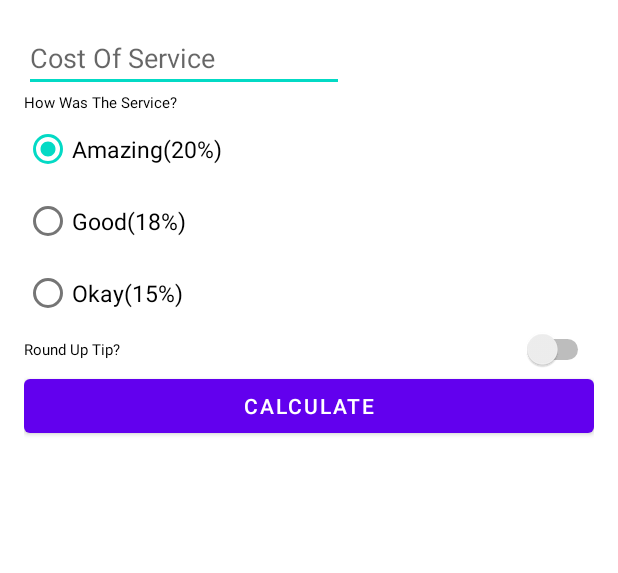
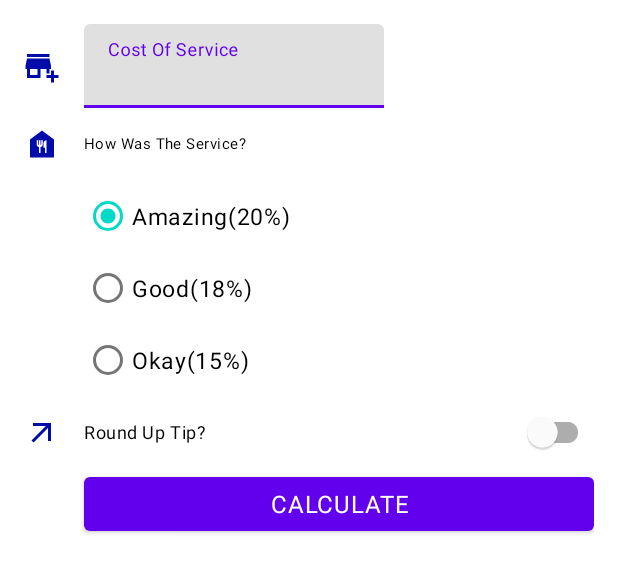
Before and after one commit to Sathish-Kumar-7/100DaysOfCode, an Android app: the layout activity_main.xml on its own in the app's theme, with its tools: preview values and no code run, on a phone screen of 412 x 824 dp. Shown: the top 573 px of the screen. Run offline under Robolectric (Android 15) with nearby library versions, the phone set to English and light mode, and no system bars.

Commit message:
Day 3 -> icons themes styles

```diff
--- a/Android/AndroidBasicsInKotlin/Unit_2/TipCalculator/app/build.gradle
+++ b/Android/AndroidBasicsInKotlin/Unit_2/TipCalculator/app/build.gradle
@@ -12,7 +12,7 @@ android {
         targetSdk 32
         versionCode 1
         versionName "1.0"
-
+        vectorDrawables.useSupportLibrary = true
         testInstrumentationRunner "androidx.test.runner.AndroidJUnitRunner"
     }
 
@@ -43,4 +43,5 @@ dependencies {
     testImplementation 'junit:junit:4.13.2'
     androidTestImplementation 'androidx.test.ext:junit:1.1.3'
     androidTestImplementation 'androidx.test.espresso:espresso-core:3.4.0'
+    implementation 'com.google.android.material:material:1.6.0'
 }
--- a/Android/AndroidBasicsInKotlin/Unit_2/TipCalculator/app/src/main/java/com/example/tipcalculator/MainActivity.kt
+++ b/Android/AndroidBasicsInKotlin/Unit_2/TipCalculator/app/src/main/java/com/example/tipcalculator/MainActivity.kt
@@ -1,9 +1,12 @@
 package com.example.tipcalculator
 
+import android.content.Context
 import android.opengl.Visibility
 import androidx.appcompat.app.AppCompatActivity
 import android.os.Bundle
+import android.view.KeyEvent
 import android.view.View
+import android.view.inputmethod.InputMethodManager
 import com.example.tipcalculator.databinding.ActivityMainBinding
 import java.text.NumberFormat
 import kotlin.math.ceil
@@ -36,10 +39,22 @@ class MainActivity : AppCompatActivity() {
         if (binding.roundUpSwitch.isChecked){
             return roundOfTip(tipAmount)
         }
+        binding.costEditText.setOnKeyListener { view, keyCode, _ -> handleKeyEvent(view, keyCode)
+        }
         return tipAmount
     }
 
     private fun roundOfTip(tipAmount: Double): Double {
         return ceil(tipAmount)
     }
+    private fun handleKeyEvent(view: View, keyCode: Int): Boolean {
+        if (keyCode == KeyEvent.KEYCODE_ENTER) {
+            // Hide the keyboard
+            val inputMethodManager =
+                getSystemService(Context.INPUT_METHOD_SERVICE) as InputMethodManager
+            inputMethodManager.hideSoftInputFromWindow(view.windowToken, 0)
+            return true
+        }
+        return false
+    }
 }
--- /dev/null
+++ b/Android/AndroidBasicsInKotlin/Unit_2/TipCalculator/app/src/main/res/drawable/ic_service.xml
@@ -0,0 +1,5 @@
+<vector android:autoMirrored="true" android:height="24dp"
+    android:tint="#000BAA" android:viewportHeight="24"
+    android:viewportWidth="24" android:width="24dp" xmlns:android="http://schemas.android.com/apk/res/android">
+    <path android:fillColor="@android:color/white" android:pathData="M12,3L4,9v12h16V9L12,3zM12.5,12.5c0,0.83 -0.67,1.5 -1.5,1.5v4h-1v-4c-0.83,0 -1.5,-0.67 -1.5,-1.5v-3h1v3H10v-3h1v3h0.5v-3h1V12.5zM15,18h-1v-3.5h-1v-3c0,-1.1 0.9,-2 2,-2V18z"/>
+</vector>
--- /dev/null
+++ b/Android/AndroidBasicsInKotlin/Unit_2/TipCalculator/app/src/main/res/drawable/ic_store.xml
@@ -0,0 +1,7 @@
+<vector android:autoMirrored="true" android:height="24dp"
+    android:tint="#000BAA" android:viewportHeight="24"
+    android:viewportWidth="24" android:width="24dp" xmlns:android="http://schemas.android.com/apk/res/android">
+    <path android:fillColor="@android:color/white" android:pathData="M15,17h2v-3h1v-2l-1,-5H2l-1,5v2h1v6h9v-6h4V17zM9,18H4v-4h5V18z"/>
+    <path android:fillColor="@android:color/white" android:pathData="M2,4h15v2h-15z"/>
+    <path android:fillColor="@android:color/white" android:pathData="M20,18l0,-3l-2,0l0,3l-3,0l0,2l3,0l0,3l2,0l0,-3l3,0l0,-2z"/>
+</vector>
--- /dev/null
+++ b/Android/AndroidBasicsInKotlin/Unit_2/TipCalculator/app/src/main/res/drawable/ic_switch.xml
@@ -0,0 +1,5 @@
+<vector android:autoMirrored="true" android:height="24dp"
+    android:tint="#000BAA" android:viewportHeight="24"
+    android:viewportWidth="24" android:width="24dp" xmlns:android="http://schemas.android.com/apk/res/android">
+    <path android:fillColor="@android:color/white" android:pathData="M6,6l0,2l8.59,0l-9.59,9.59l1.41,1.41l9.59,-9.59l0,8.59l2,0l0,-12z"/>
+</vector>
--- a/Android/AndroidBasicsInKotlin/Unit_2/TipCalculator/app/src/main/res/layout/activity_main.xml
+++ b/Android/AndroidBasicsInKotlin/Unit_2/TipCalculator/app/src/main/res/layout/activity_main.xml
@@ -1,22 +1,48 @@
 <?xml version="1.0" encoding="utf-8"?>
+<ScrollView android:layout_width="match_parent"
+            android:layout_height="match_parent"
+            xmlns:android="http://schemas.android.com/apk/res/android"
+            xmlns:tools="http://schemas.android.com/tools"
+            xmlns:app="http://schemas.android.com/apk/res-auto" >
 <androidx.constraintlayout.widget.ConstraintLayout
-        xmlns:android="http://schemas.android.com/apk/res/android"
-        xmlns:tools="http://schemas.android.com/tools"
-        xmlns:app="http://schemas.android.com/apk/res-auto"
         android:layout_width="match_parent"
         android:layout_height="match_parent"
         android:padding="@dimen/mainScreenPadding"
         tools:context=".MainActivity">
-    <EditText
-            android:id="@+id/costEditText"
+    <ImageView
+            android:id="@+id/icon_cost_of_service"
             android:layout_width="wrap_content"
             android:layout_height="wrap_content"
-            android:ems="10"
+            android:importantForAccessibility="no"
+            app:srcCompat="@drawable/ic_store"
+            app:layout_constraintStart_toStartOf="parent" app:layout_constraintTop_toTopOf="@+id/costEditTextLayout"
+            app:layout_constraintBottom_toBottomOf="@+id/costEditTextLayout"/>
+    <com.google.android.material.textfield.TextInputLayout
+            android:id="@+id/costEditTextLayout"
+            android:layout_width="200dp"
+            style="@style/Widget.TipTime.TextView"
+            android:layout_height="wrap_content"
+            app:layout_constraintEnd_toEndOf="parent"
+            app:layout_constraintHorizontal_bias="0.0"
             android:hint="@string/cost_of_service"
-            app:layout_constraintEnd_toEndOf="parent"
-            app:layout_constraintStart_toStartOf="parent"
-            app:layout_constraintHorizontal_bias="0.0"
-            app:layout_constraintTop_toTopOf="parent"/>
+            app:layout_constraintTop_toTopOf="parent"
+            app:layout_constraintStart_toEndOf="@+id/icon_cost_of_service" android:layout_marginStart="16dp">
+        <com.google.android.material.textfield.TextInputEditText
+                android:id="@+id/costEditText"
+                android:layout_width="match_parent"
+                android:layout_height="wrap_content"
+                android:inputType="numberDecimal"
+        />
+    </com.google.android.material.textfield.TextInputLayout>
+    <ImageView
+            android:id="@+id/icon_hows_service"
+            android:layout_width="wrap_content"
+            android:layout_height="wrap_content"
+            app:srcCompat="@drawable/ic_service"
+            android:importantForAccessibility="no"
+            app:layout_constraintBottom_toBottomOf="@+id/howsServiceTextView"
+            app:layout_constraintTop_toTopOf="@+id/howsServiceTextView"
+            app:layout_constraintStart_toStartOf="@+id/icon_cost_of_service"/>
     <TextView
             android:id="@+id/howsServiceTextView"
             android:layout_width="wrap_content"
@@ -24,23 +50,26 @@
             android:text="@string/how_was_the_service"
             app:layout_constraintHorizontal_bias="0.0"
             android:textColor="@color/black"
+            style="@style/Widget.TipTime.TextView"
             android:textSize="@dimen/howsServiceTextSize"
-            app:layout_constraintEnd_toEndOf="@+id/costEditText"
-            app:layout_constraintStart_toStartOf="@+id/costEditText"
-            app:layout_constraintTop_toBottomOf="@+id/costEditText"/>
+            android:layout_marginLeft="16dp"
+            app:layout_constraintEnd_toEndOf="@+id/costEditTextLayout"
+            app:layout_constraintTop_toBottomOf="@+id/costEditTextLayout"
+            app:layout_constraintStart_toEndOf="@+id/icon_hows_service"/>
     <RadioGroup
             android:id="@+id/radioGroup"
             android:layout_width="wrap_content"
             android:layout_height="wrap_content"
             app:layout_constraintTop_toBottomOf="@+id/howsServiceTextView"
             app:layout_constraintStart_toStartOf="@+id/howsServiceTextView"
-            app:layout_constraintEnd_toEndOf="@+id/costEditText" app:layout_constraintHorizontal_bias="0.0">
+            app:layout_constraintEnd_toEndOf="@+id/costEditTextLayout" app:layout_constraintHorizontal_bias="0.0">
         <RadioButton
                 android:id="@+id/amazingRadioButton"
                 android:layout_height="wrap_content"
                 android:layout_width="wrap_content"
                 android:text="@string/amazing_20"
                 android:checked="true"
+                style="@style/Widget.TipTime.TextView"
                 android:textSize="@dimen/radioOptionTextSize"
                 android:textColor="@color/black"
         />
@@ -50,33 +79,49 @@
                 android:layout_width="wrap_content"
                 android:text="@string/good_18"
                 android:textSize="@dimen/radioOptionTextSize"
+                style="@style/Widget.TipTime.TextView"
                 android:textColor="@color/black"
         />
         <RadioButton
                 android:id="@+id/okayRadioButton"
                 android:layout_height="wrap_content"
                 android:layout_width="wrap_content"
+                style="@style/Widget.TipTime.TextView"
                 android:text="@string/okay_15"
                 android:textSize="@dimen/radioOptionTextSize"
                 android:textColor="@color/black"
         />
     </RadioGroup>
-    <Switch
+    <ImageView
+            android:id="@+id/icon_switch"
+            android:layout_width="wrap_content"
+            android:layout_height="wrap_content"
+            android:importantForAccessibility="no"
+            app:srcCompat="@drawable/ic_switch"
+            app:layout_constraintBottom_toBottomOf="@+id/roundUpSwitch"
+            app:layout_constraintTop_toTopOf="@+id/roundUpSwitch"
+            app:layout_constraintStart_toStartOf="@+id/icon_cost_of_service"
+    />
+    <com.google.android.material.switchmaterial.SwitchMaterial
             android:id="@+id/roundUpSwitch"
-            android:layout_width="match_parent"
+            android:layout_width="0dp"
+            android:layout_marginLeft="16dp"
             android:layout_height="wrap_content"
             android:text="@string/round_up_tip"
+            style="@style/Widget.TipTime.TextView"
             android:textColor="@color/black"
-            android:textSize="10sp"
-            app:layout_constraintEnd_toEndOf="@+id/radioGroup"
-            app:layout_constraintStart_toStartOf="@+id/radioGroup"
-            app:layout_constraintTop_toBottomOf="@+id/radioGroup"/>
+            android:textSize="12sp"
+            app:layout_constraintEnd_toEndOf="parent"
+            app:layout_constraintTop_toBottomOf="@+id/radioGroup"
+            app:layout_constraintStart_toEndOf="@+id/icon_switch"/>
     <Button
             android:id="@+id/calculateButton"
-            android:layout_width="match_parent"
+            android:layout_width="0dp"
             android:layout_height="wrap_content"
             android:text="@string/calculate"
             android:textAllCaps="true"
+            style="@style/Widget.TipTime.TextView"
+            android:textAlignment="center"
             android:textColor="@color/white"
             app:layout_constraintStart_toStartOf="@+id/roundUpSwitch"
             app:layout_constraintEnd_toEndOf="@+id/roundUpSwitch"
@@ -87,10 +132,12 @@
             android:layout_height="wrap_content"
             android:text="@string/tip_amount"
             android:textColor="@color/black"
+            style="@style/Widget.TipTime.TextView"
             android:textSize="@dimen/calculatedTipAmountTextSize"
             android:visibility="invisible"
             app:layout_constraintEnd_toEndOf="parent"
-            app:layout_constraintStart_toStartOf="parent"
+            app:layout_constraintStart_toStartOf="@+id/calculateButton"
             app:layout_constraintHorizontal_bias="1.0"
             app:layout_constraintTop_toBottomOf="@+id/calculateButton"/>
 </androidx.constraintlayout.widget.ConstraintLayout>
+</ScrollView>
--- /dev/null
+++ b/Android/AndroidBasicsInKotlin/Unit_2/TipCalculator/app/src/main/res/values/style.xml
@@ -0,0 +1,8 @@
+<?xml version="1.0" encoding="utf-8"?>
+<resources>
+    <style name="Widget.TipTime.TextView" parent="Widget.MaterialComponents.TextView">
+        <item name="android:minHeight">48dp</item>
+        <item name="android:gravity">center_vertical</item>
+        <item name="android:textAppearance">?attr/textAppearanceBody1</item>
+    </style>
+</resources>
```
